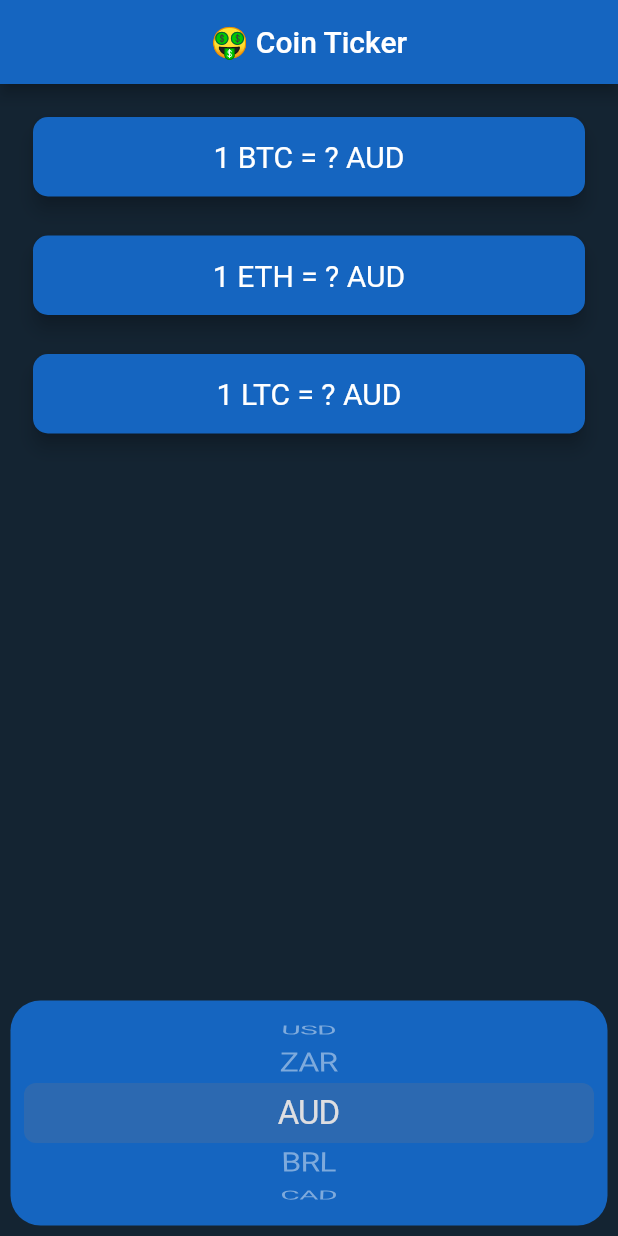
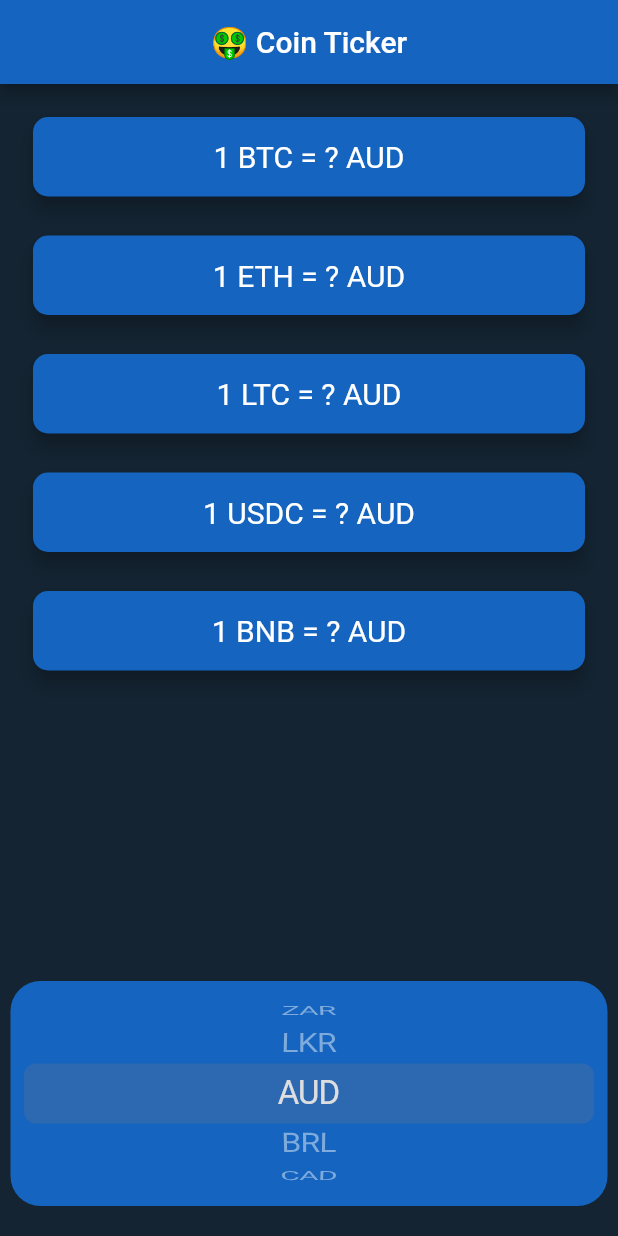
Before and after one commit to chaniru-puldith/crypto-ticker-flutter-app, a Flutter app: the screen it shows after launch, on a phone screen of 412 x 824 dp. Run offline on Flutter 3.47's test engine with Material 2 defaults, Android fonts, the phone set to English and light mode, and no system bars; our stand-ins replace flutter_dotenv; network calls fail.

Commit message:
Add more currencies

```diff
--- a/lib/coin_data.dart
+++ b/lib/coin_data.dart
@@ -23,14 +23,11 @@ const List<String> currenciesList = [
   'SEK',
   'SGD',
   'USD',
-  'ZAR'
+  'ZAR',
+  'LKR'
 ];
 
-const List<String> cryptoList = [
-  'BTC',
-  'ETH',
-  'LTC',
-];
+const List<String> cryptoList = ['BTC', 'ETH', 'LTC', 'USDC', 'BNB'];
 
 const String apiUrl = 'https://rest.coinapi.io/v1/exchangerate';
 final String apiKey = dotenv.get('API_KEY2');
--- a/lib/price_screen.dart
+++ b/lib/price_screen.dart
@@ -35,7 +35,7 @@ class _PriceScreenState extends State<PriceScreen> {
             children: getCryptoCards(),
           ),
           Padding(
-            padding: const EdgeInsets.all(7.0),
+            padding: const EdgeInsets.fromLTRB(7.0, 7.0, 7.0, 20.0),
             child: Container(
               decoration: BoxDecoration(
                 borderRadius: BorderRadius.circular(20.0),
```
